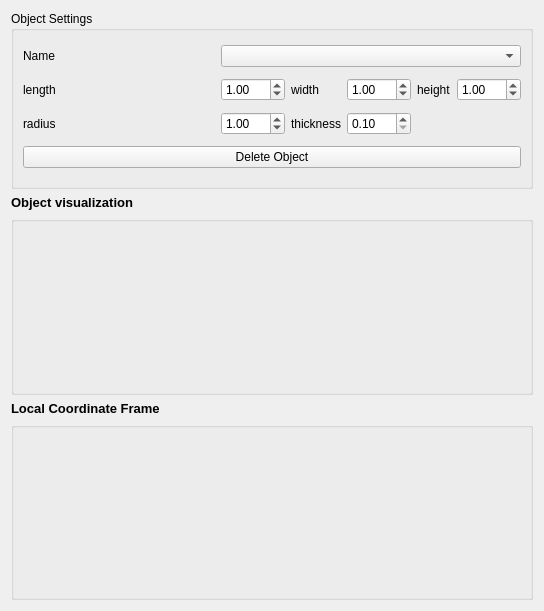
Before: the Qt Designer form cedar/auxiliaries/gui/SceneWidget.ui in cedar/cedar, drawn with Qt 5.
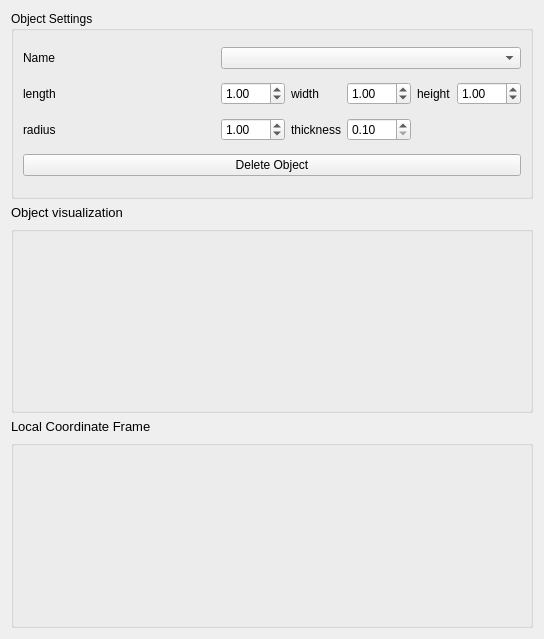
After: the same form once the commit is applied.

Commit message: Using already existing GlobalSceneSingleton instead of my own approach -- now everything gets propagated correctly (thx to js! :). Also using robot names from RobotManager to fill the combobox of SceneWidget. Next: fix SceneWidget behaviour and OpenGL bugs in Caren::draw()

```diff
--- a/cedar/auxiliaries/gui/SceneWidget.ui
+++ b/cedar/auxiliaries/gui/SceneWidget.ui
@@ -7,7 +7,7 @@
     <x>0</x>
     <y>0</y>
     <width>544</width>
-    <height>611</height>
+    <height>639</height>
    </rect>
   </property>
   <property name="focusPolicy">
@@ -158,6 +158,23 @@
      </layout>
     </widget>
    </item>
+   <item row="3" column="0">
+    <widget class="QLabel" name="label_2">
+     <property name="sizePolicy">
+      <sizepolicy hsizetype="Preferred" vsizetype="Fixed">
+       <horstretch>0</horstretch>
+       <verstretch>0</verstretch>
+      </sizepolicy>
+     </property>
+     <property name="text">
+      <string>&lt;!DOCTYPE HTML PUBLIC &quot;-//W3C//DTD HTML 4.0//EN&quot; &quot;http://www.w3.org/TR/REC-html40/strict.dtd&quot;&gt;
+&lt;html&gt;&lt;head&gt;&lt;meta name=&quot;qrichtext&quot; content=&quot;1&quot; /&gt;&lt;style type=&quot;text/css&quot;&gt;
+p, li { white-space: pre-wrap; }
+&lt;/style&gt;&lt;/head&gt;&lt;body style=&quot; font-family:'Sans Serif'; font-size:9pt; font-weight:400; font-style:normal;&quot;&gt;
+&lt;p style=&quot; margin-top:0px; margin-bottom:0px; margin-left:0px; margin-right:0px; -qt-block-indent:0; text-indent:0px;&quot;&gt;&lt;span style=&quot; font-family:'Sans'; font-size:10pt;&quot;&gt;Local Coordinate Frame&lt;/span&gt;&lt;/p&gt;&lt;/body&gt;&lt;/html&gt;</string>
+     </property>
+    </widget>
+   </item>
    <item row="4" column="0" colspan="2">
     <widget class="QGroupBox" name="mpLocalCoordinateFrameGroupBox">
      <property name="title">
@@ -186,8 +203,8 @@
       <string notr="true">&lt;!DOCTYPE HTML PUBLIC &quot;-//W3C//DTD HTML 4.0//EN&quot; &quot;http://www.w3.org/TR/REC-html40/strict.dtd&quot;&gt;
 &lt;html&gt;&lt;head&gt;&lt;meta name=&quot;qrichtext&quot; content=&quot;1&quot; /&gt;&lt;style type=&quot;text/css&quot;&gt;
 p, li { white-space: pre-wrap; }
-&lt;/style&gt;&lt;/head&gt;&lt;body style=&quot; font-family:'Sans'; font-size:10pt; font-weight:400; font-style:normal;&quot;&gt;
-&lt;p style=&quot; margin-top:0px; margin-bottom:0px; margin-left:0px; margin-right:0px; -qt-block-indent:0; text-indent:0px;&quot;&gt;&lt;span style=&quot; font-weight:600;&quot;&gt;Object visualization&lt;/span&gt;&lt;/p&gt;&lt;/body&gt;&lt;/html&gt;</string>
+&lt;/style&gt;&lt;/head&gt;&lt;body style=&quot; font-family:'Sans Serif'; font-size:9pt; font-weight:400; font-style:normal;&quot;&gt;
+&lt;p style=&quot; margin-top:0px; margin-bottom:0px; margin-left:0px; margin-right:0px; -qt-block-indent:0; text-indent:0px;&quot;&gt;&lt;span style=&quot; font-family:'Sans'; font-size:10pt;&quot;&gt;Object visualization&lt;/span&gt;&lt;/p&gt;&lt;/body&gt;&lt;/html&gt;</string>
      </property>
      <property name="textFormat">
       <enum>Qt::RichText</enum>
@@ -202,13 +219,7 @@
        <verstretch>0</verstretch>
       </sizepolicy>
      </property>
-     <property name="text">
-      <string>&lt;!DOCTYPE HTML PUBLIC &quot;-//W3C//DTD HTML 4.0//EN&quot; &quot;http://www.w3.org/TR/REC-html40/strict.dtd&quot;&gt;
-&lt;html&gt;&lt;head&gt;&lt;meta name=&quot;qrichtext&quot; content=&quot;1&quot; /&gt;&lt;style type=&quot;text/css&quot;&gt;
-p, li { white-space: pre-wrap; }
-&lt;/style&gt;&lt;/head&gt;&lt;body style=&quot; font-family:'Sans'; font-size:10pt; font-weight:400; font-style:normal;&quot;&gt;
-&lt;p style=&quot; margin-top:0px; margin-bottom:0px; margin-left:0px; margin-right:0px; -qt-block-indent:0; text-indent:0px;&quot;&gt;&lt;span style=&quot; font-weight:600;&quot;&gt;Local Coordinate Frame&lt;/span&gt;&lt;/p&gt;&lt;/body&gt;&lt;/html&gt;</string>
-     </property>
+     <layout class="QVBoxLayout" name="mpRigidBodyVisualizationWidgetLayout"/>
     </widget>
    </item>
   </layout>
```
Left out of the diff: 177 changed lines with no effect on the pictures. The commit also changes 10 other files.
